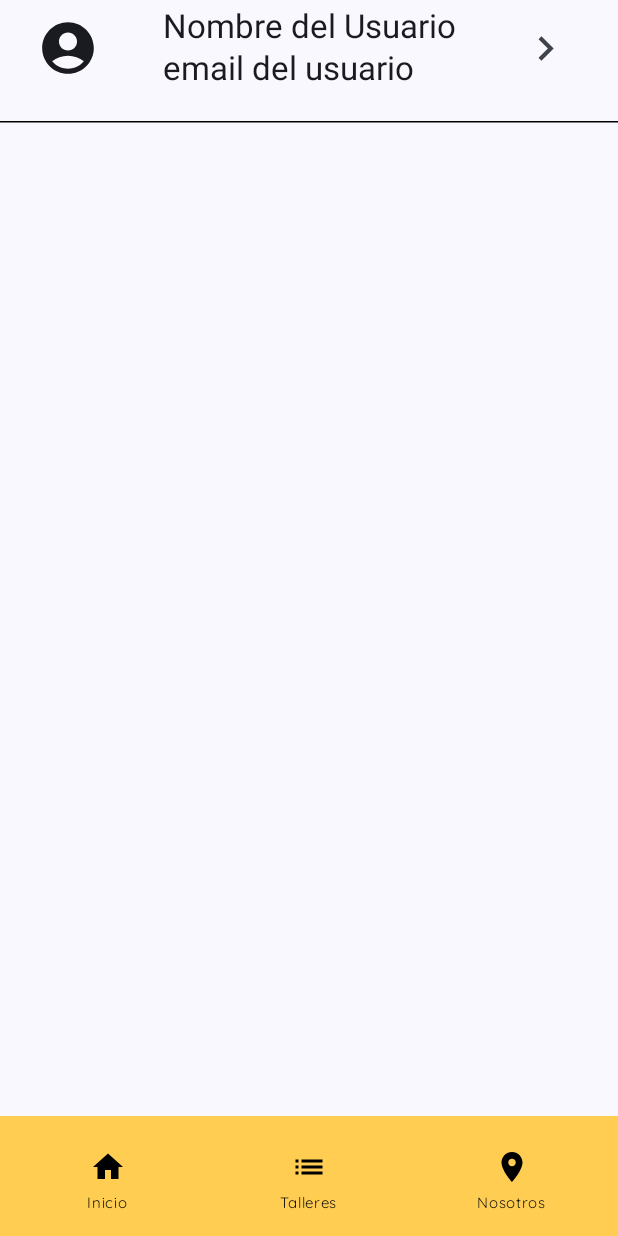
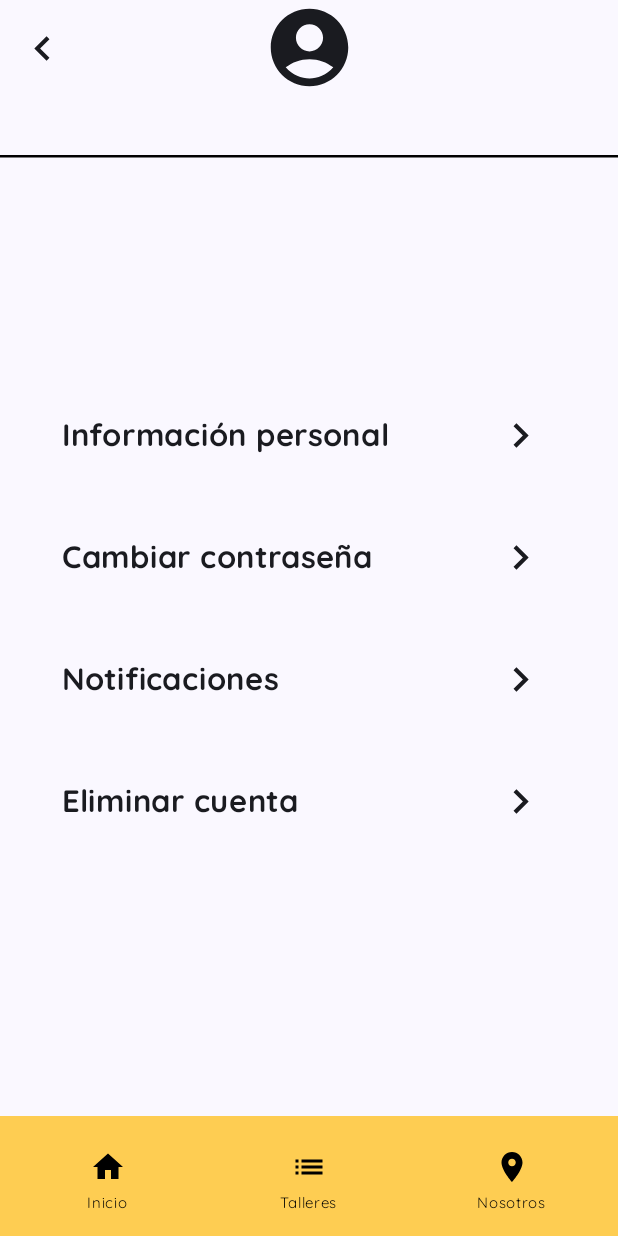
Before and after one commit to sdelalvDeveloper/app_android_griza, an Android app built with Jetpack Compose: the screen it shows after launch (MainActivity), after a tap on "Cuenta", on a phone screen of 412 x 824 dp. Run offline under Robolectric (Android 15) with nearby library versions, the phone set to English and light mode, and no system bars.

Commit message:
perfil y cuenta

```diff
--- a/app/src/main/java/com/sebasdelalv/proyecto_griza/core/navigation/NavigationWrapper.kt
+++ b/app/src/main/java/com/sebasdelalv/proyecto_griza/core/navigation/NavigationWrapper.kt
@@ -5,6 +5,7 @@ import androidx.navigation.compose.NavHost
 import androidx.navigation.compose.composable
 import androidx.navigation.compose.rememberNavController
 import com.sebasdelalv.proyecto_griza.ui.screens.cover.CoverScreen
+import com.sebasdelalv.proyecto_griza.ui.screens.cuenta.CuentaScreen
 import com.sebasdelalv.proyecto_griza.ui.screens.login.LoginScreen
 import com.sebasdelalv.proyecto_griza.ui.screens.login.LoginViewModel
 import com.sebasdelalv.proyecto_griza.ui.screens.menu.MenuScreen
@@ -30,11 +31,26 @@ fun NavigationWrapper(loginViewModel: LoginViewModel, signupViewModel: SignupVie
         }
 
         composable<Menu> {
-            MenuScreen(menuViewModel) { navController.navigate(Login) }
+            MenuScreen(
+                viewModel = menuViewModel,
+                navigateToLogin = { navController.navigate(Login) },
+                navigateToPerfil = { navController.navigate(Perfil) },
+                navigateToMenu = { navController.navigate(Menu) }
+            )
         }
 
         composable<Perfil> {
-            PerfilScreen()
+            PerfilScreen(
+                navigateToCuenta = { navController.navigate(Cuenta) },
+                navigateToMenu = { navController.navigate(Menu) }
+            )
+        }
+
+        composable<Cuenta> {
+            CuentaScreen(
+                navigateToPerfil = { navController.navigate(Perfil) },
+                navigateToMenu = { navController.navigate(Menu) }
+            )
         }
     }
 }
--- a/app/src/main/java/com/sebasdelalv/proyecto_griza/core/navigation/Screens.kt
+++ b/app/src/main/java/com/sebasdelalv/proyecto_griza/core/navigation/Screens.kt
@@ -17,3 +17,6 @@ object Menu
 
 @Serializable
 object Perfil
+
+@Serializable
+object Cuenta
--- /dev/null
+++ b/app/src/main/java/com/sebasdelalv/proyecto_griza/ui/screens/cuenta/CuentaScreen.kt
@@ -0,0 +1,104 @@
+package com.sebasdelalv.proyecto_griza.ui.screens.cuenta
+
+import androidx.compose.foundation.layout.Arrangement
+import androidx.compose.foundation.layout.Column
+import androidx.compose.foundation.layout.fillMaxSize
+import androidx.compose.foundation.layout.height
+import androidx.compose.foundation.layout.padding
+import androidx.compose.foundation.layout.size
+import androidx.compose.material.icons.Icons
+import androidx.compose.material.icons.automirrored.filled.KeyboardArrowLeft
+import androidx.compose.material.icons.filled.AccountCircle
+import androidx.compose.material3.CenterAlignedTopAppBar
+import androidx.compose.material3.ExperimentalMaterial3Api
+import androidx.compose.material3.HorizontalDivider
+import androidx.compose.material3.Icon
+import androidx.compose.material3.IconButton
+import androidx.compose.material3.Scaffold
+import androidx.compose.runtime.Composable
+import androidx.compose.ui.Alignment
+import androidx.compose.ui.Modifier
+import androidx.compose.ui.graphics.Color
+import androidx.compose.ui.platform.LocalConfiguration
+import androidx.compose.ui.unit.dp
+import com.sebasdelalv.proyecto_griza.utils.CuentaActionRow
+import com.sebasdelalv.proyecto_griza.utils.MyFooter
+
+@OptIn(ExperimentalMaterial3Api::class)
+@Composable
+fun CuentaScreen(
+    navigateToPerfil: () -> Unit,
+    navigateToMenu: () ->Unit
+) {
+    val screenWidth = LocalConfiguration.current.screenWidthDp
+
+    Scaffold(
+        topBar = {
+            CenterAlignedTopAppBar(
+                modifier = Modifier.height((screenWidth * 0.25f).dp),
+                title = {
+                    Icon(
+                        imageVector = Icons.Default.AccountCircle,
+                        contentDescription = "Perfil",
+                        modifier = Modifier
+                            .size((screenWidth * 0.15f).dp)
+                    )
+                },
+                navigationIcon = {
+                    IconButton(
+                        onClick = {
+                            navigateToPerfil()
+                        },
+                        modifier = Modifier.padding(end = (screenWidth * 0.05f).dp)
+                    ) {
+                        Icon(
+                            Icons.AutoMirrored.Filled.KeyboardArrowLeft,
+                            contentDescription = "Cuenta",
+                            modifier = Modifier.size((screenWidth * 0.08f).dp)
+                        )
+                    }
+                }
+            )
+        },
+        bottomBar = {
+            MyFooter(navigateToMenu)
+        }
+    ) { innerPadding ->
+        HorizontalDivider(
+            color = Color.Black,
+            thickness = (screenWidth * 0.004f).dp,
+            modifier = Modifier.padding(innerPadding)
+        )
+        Column(
+            modifier = Modifier
+                .fillMaxSize(),
+            horizontalAlignment = Alignment.CenterHorizontally,
+            verticalArrangement = Arrangement.Center
+        ) {
+
+            CuentaActionRow(
+                "Información personal",
+                "info personal",
+                screenWidth
+            )
+
+            CuentaActionRow(
+                "Cambiar contraseña",
+                "cambiar password",
+                screenWidth
+            )
+
+            CuentaActionRow(
+                "Notificaciones",
+                "notificaciones",
+                screenWidth
+            )
+
+            CuentaActionRow(
+                "Eliminar cuenta",
+                "eliminar cuenta",
+                screenWidth
+            )
+        }
+    }
+}
--- a/app/src/main/java/com/sebasdelalv/proyecto_griza/ui/screens/login/LoginScreen.kt
+++ b/app/src/main/java/com/sebasdelalv/proyecto_griza/ui/screens/login/LoginScreen.kt
@@ -5,6 +5,7 @@ import androidx.compose.foundation.Image
 import androidx.compose.foundation.background
 import androidx.compose.foundation.layout.Arrangement
 import androidx.compose.foundation.layout.Column
+import androidx.compose.foundation.layout.Row
 import androidx.compose.foundation.layout.Spacer
 import androidx.compose.foundation.layout.fillMaxHeight
 import androidx.compose.foundation.layout.fillMaxSize
@@ -117,7 +118,7 @@ fun LoginScreen(viewModel: LoginViewModel, navigateToSignup:()-> Unit) {
                         text = "Registrarme",
                         fontFamily = Quicksand,
                         fontWeight = FontWeight.Bold,
-                        fontSize = (screenWidth * 0.04f).sp
+                        fontSize = (screenWidth * 0.15f).sp
                     )
                 }
             }
--- a/app/src/main/java/com/sebasdelalv/proyecto_griza/ui/screens/menu/MenuScreen.kt
+++ b/app/src/main/java/com/sebasdelalv/proyecto_griza/ui/screens/menu/MenuScreen.kt
@@ -35,7 +35,9 @@ import com.sebasdelalv.proyecto_griza.utils.MyFooter
 @Composable
 fun MenuScreen(
     viewModel: MenuViewModel,
-    navigateToLogin: () -> Unit
+    navigateToLogin: () -> Unit,
+    navigateToPerfil: () -> Unit,
+    navigateToMenu: () -> Unit
 ) {
     val context = LocalContext.current
     val sessionManager = remember { SessionManager(context) }
@@ -65,7 +67,6 @@ fun MenuScreen(
                                 modifier = Modifier.size(screenWidth * 0.08f)
                             )
                         }
-
                         DropdownMenu(
                             expanded = expanded,
                             onDismissRequest = { expanded = false }
@@ -74,7 +75,7 @@ fun MenuScreen(
                                 text = { Text("Perfil") },
                                 onClick = {
                                     expanded = false
-                                    // Acción: navegar al perfil
+                                    navigateToPerfil()
                                 }
                             )
                             DropdownMenuItem(
@@ -100,7 +101,7 @@ fun MenuScreen(
             )
         },
         bottomBar = {
-            MyFooter() // Puedes poner tu footer aquí
+            MyFooter(navigateToMenu)
         }
     ) { innerPadding ->
         Column(
@@ -108,10 +109,7 @@ fun MenuScreen(
                 .fillMaxSize()
                 .padding(innerPadding)
         ) {
-            Spacer(modifier = Modifier.weight(0.1f))
             CarruselDeImagenes(imagenes, screenWidth * 0.6f)
-            Spacer(modifier = Modifier.weight(0.1f))
         }
     }
-
 }
--- a/app/src/main/java/com/sebasdelalv/proyecto_griza/ui/screens/perfil/PerfilScreen.kt
+++ b/app/src/main/java/com/sebasdelalv/proyecto_griza/ui/screens/perfil/PerfilScreen.kt
@@ -1,13 +1,20 @@
 package com.sebasdelalv.proyecto_griza.ui.screens.perfil
 
+import androidx.compose.foundation.background
+import androidx.compose.foundation.border
 import androidx.compose.foundation.layout.Arrangement
 import androidx.compose.foundation.layout.Column
+import androidx.compose.foundation.layout.Row
+import androidx.compose.foundation.layout.Spacer
 import androidx.compose.foundation.layout.fillMaxSize
+import androidx.compose.foundation.layout.fillMaxWidth
+import androidx.compose.foundation.layout.height
 import androidx.compose.foundation.layout.padding
 import androidx.compose.foundation.layout.size
+import androidx.compose.foundation.shape.RoundedCornerShape
 import androidx.compose.material.icons.Icons
+import androidx.compose.material.icons.automirrored.filled.KeyboardArrowRight
 import androidx.compose.material.icons.filled.AccountCircle
-import androidx.compose.material.icons.filled.KeyboardArrowRight
 import androidx.compose.material3.CenterAlignedTopAppBar
 import androidx.compose.material3.ExperimentalMaterial3Api
 import androidx.compose.material3.HorizontalDivider
@@ -18,25 +25,34 @@ import androidx.compose.material3.Text
 import androidx.compose.runtime.Composable
 import androidx.compose.ui.Alignment
 import androidx.compose.ui.Modifier
+import androidx.compose.ui.draw.clip
 import androidx.compose.ui.graphics.Color
 import androidx.compose.ui.platform.LocalConfiguration
+import androidx.compose.ui.text.font.FontWeight
 import androidx.compose.ui.unit.dp
+import androidx.compose.ui.unit.sp
+import com.sebasdelalv.proyecto_griza.ui.theme.Principal
+import com.sebasdelalv.proyecto_griza.ui.theme.Quicksand
 import com.sebasdelalv.proyecto_griza.utils.MyFooter
+import com.sebasdelalv.proyecto_griza.utils.PerfilActionRow
 
 @OptIn(ExperimentalMaterial3Api::class)
 @Composable
-fun PerfilScreen() {
-    val screenWidth = LocalConfiguration.current.screenWidthDp.dp
+fun PerfilScreen(
+    navigateToCuenta: () ->Unit,
+    navigateToMenu: () ->Unit
+) {
+    val screenWidth = LocalConfiguration.current.screenWidthDp
 
     Scaffold(
         topBar = {
             CenterAlignedTopAppBar(
                 title = {
-                    Column(verticalArrangement = Arrangement.Center,
+                    Column(
+                        verticalArrangement = Arrangement.Center,
                         horizontalAlignment = Alignment.Start
                     ) {
                         Text("Nombre del Usuario")
-                        Text("email del usuario ")
                     }
                 },
                 navigationIcon = {
@@ -44,40 +60,98 @@ fun PerfilScreen() {
                         imageVector = Icons.Default.AccountCircle,
                         contentDescription = "Perfil",
                         modifier = Modifier
-                            .size(screenWidth * 0.15f)
-                            .padding(start = screenWidth * 0.05f)
+                            .size((screenWidth * 0.15f).dp)
+                            .padding(start = (screenWidth * 0.05f).dp)
                     )
                 },
                 actions= {
                     IconButton(
                         onClick = {
-                            // Navegar a la cuenta
+                            navigateToCuenta()
                         },
-                        modifier = Modifier.padding(end = screenWidth * 0.05f)
+                        modifier = Modifier.padding(end = (screenWidth * 0.05f).dp)
                     ) {
                         Icon(
-                            Icons.Default.KeyboardArrowRight,
+                            Icons.AutoMirrored.Filled.KeyboardArrowRight,
                             contentDescription = "Cuenta",
-                            modifier = Modifier.size(screenWidth * 0.08f)
+                            modifier = Modifier.size((screenWidth * 0.08f).dp)
                         )
                     }
                 }
             )
-
         },
         bottomBar = {
-            MyFooter()
+            MyFooter(navigateToMenu)
         }
     ) { innerPadding ->
+        HorizontalDivider(
+            color = Color.Black,
+            thickness = (screenWidth * 0.004f).dp,
+            modifier = Modifier.padding(innerPadding)
+        )
         Column(
             modifier = Modifier
-                .fillMaxSize()
-                .padding(innerPadding)
+                .fillMaxSize(),
+            horizontalAlignment = Alignment.CenterHorizontally,
+            verticalArrangement = Arrangement.Center
         ){
-            HorizontalDivider(
-                color = Color.Black,
-                thickness = 1.dp,
-                modifier = Modifier.padding(top = screenWidth * 0.04f)
+
+            Row(
+               modifier = Modifier
+                   .fillMaxWidth()
+                   .height((screenWidth * 0.4f).dp)
+                   .padding((screenWidth * 0.05f).dp)
+                   .clip(RoundedCornerShape(12.dp)) // recorta fondo y contenido
+                   .background(Principal) // fondo dentro del clip
+                   .border(
+                       width = 1.dp,
+                       color = Color.Black,
+                       shape = RoundedCornerShape(12.dp)
+                   ),
+                verticalAlignment = Alignment.CenterVertically,
+                horizontalArrangement = Arrangement.SpaceEvenly
+            ){
+                Text(
+                    text = "Próxima cita",
+                    fontFamily = Quicksand,
+                    fontWeight = FontWeight.Bold,
+                    fontSize = (screenWidth * 0.06f).sp
+                )
+                Column(
+                    horizontalAlignment = Alignment.CenterHorizontally
+                ) {
+                    Text(
+                        text = "Día",
+                        fontFamily = Quicksand,
+                        fontWeight = FontWeight.Bold,
+                        fontSize = (screenWidth * 0.03f).sp
+                    )
+                    Text(
+                        text = "Mes",
+                        fontFamily = Quicksand,
+                        fontWeight = FontWeight.Bold,
+                        fontSize = (screenWidth * 0.03f).sp
+                    )
+                    Spacer(modifier = Modifier.height(4.dp)) // Pequeña separación
+                    Text(
+                        text = "Hora",
+                        fontFamily = Quicksand,
+                        fontWeight = FontWeight.Bold,
+                        fontSize = (screenWidth * 0.03f).sp
+                    )
+                }
+            }
+
+            PerfilActionRow(
+                "Reservas",
+                "reservas",
+                screenWidth
+            )
+
+            PerfilActionRow(
+                "Saldo",
+                "saldo",
+                screenWidth
             )
         }
     }
--- /dev/null
+++ b/app/src/main/java/com/sebasdelalv/proyecto_griza/ui/screens/perfil/PerfilViewModel.kt
@@ -0,0 +1,36 @@
+package com.sebasdelalv.proyecto_griza.ui.screens.perfil
+
+import androidx.lifecycle.ViewModel
+import androidx.lifecycle.viewModelScope
+import kotlinx.coroutines.flow.MutableStateFlow
+import kotlinx.coroutines.flow.StateFlow
+import kotlinx.coroutines.flow.asStateFlow
+
+class PerfilViewModel(
+   // private val api: PerfilApi
+) : ViewModel() {
+/*
+    private val _uiState = MutableStateFlow(PerfilUiState(loading = true))
+    val uiState: StateFlow<PerfilUiState> = _uiState.asStateFlow()
+
+    init {
+        viewModelScope.launch {
+            _uiState.value = PerfilUiState(loading = true)
+            runCatching {
+                api.getProximaCita()
+            }.onSuccess { dto ->
+                _uiState.value = PerfilUiState(
+                    loading = false,
+                    dia = dto.dia,
+                    mes = dto.mes,
+                    hora = dto.hora
+                )
+            }.onFailure { err ->
+                _uiState.value = PerfilUiState(
+                    loading = false,
+                    error = err.localizedMessage ?: "Error desconocido"
+                )
+            }
+        }
+    }*/
+}
--- /dev/null
+++ b/app/src/main/java/com/sebasdelalv/proyecto_griza/utils/CuentaActionRow.kt
@@ -0,0 +1,55 @@
+package com.sebasdelalv.proyecto_griza.utils
+
+import androidx.compose.foundation.layout.Arrangement
+import androidx.compose.foundation.layout.Row
+import androidx.compose.foundation.layout.fillMaxWidth
+import androidx.compose.foundation.layout.padding
+import androidx.compose.foundation.layout.size
+import androidx.compose.material.icons.Icons
+import androidx.compose.material.icons.automirrored.filled.KeyboardArrowRight
+import androidx.compose.material3.Icon
+import androidx.compose.material3.IconButton
+import androidx.compose.material3.Text
+import androidx.compose.runtime.Composable
+import androidx.compose.ui.Alignment
+import androidx.compose.ui.Modifier
+import androidx.compose.ui.text.font.FontWeight
+import androidx.compose.ui.unit.dp
+import androidx.compose.ui.unit.sp
+import com.sebasdelalv.proyecto_griza.ui.theme.Quicksand
+
+@Composable
+fun CuentaActionRow(
+    label: String,
+    description: String,
+    screenWidth: Int,
+    /*onClick: () -> Unit*/
+) {
+    Row(
+        modifier = Modifier
+            .fillMaxWidth()
+            .padding(
+                vertical = (screenWidth * 0.04f).dp,
+                horizontal = (screenWidth * 0.1f).dp
+            ),
+        verticalAlignment = Alignment.CenterVertically,
+        horizontalArrangement = Arrangement.SpaceBetween
+    ) {
+        Text(
+            text = label,
+            fontFamily = Quicksand,
+            fontWeight = FontWeight.Bold,
+            fontSize = (screenWidth * 0.05f).sp
+        )
+        IconButton(
+            onClick = {/*navegacion*/},
+            modifier = Modifier.padding(start = (screenWidth * 0.05f).dp)
+        ) {
+            Icon(
+                Icons.AutoMirrored.Filled.KeyboardArrowRight,
+                contentDescription = description,
+                modifier = Modifier.size((screenWidth * 0.08f).dp)
+            )
+        }
+    }
+}
--- a/app/src/main/java/com/sebasdelalv/proyecto_griza/utils/Footer.kt
+++ b/app/src/main/java/com/sebasdelalv/proyecto_griza/utils/Footer.kt
@@ -12,14 +12,16 @@ import androidx.compose.ui.graphics.Color
 import com.sebasdelalv.proyecto_griza.ui.theme.Principal
 
 @Composable
-fun MyFooter() {
+fun MyFooter(
+    navigateToMenu: () -> Unit
+) {
     BottomAppBar(
         containerColor = Principal,
         contentColor = Color.Black,
         modifier = Modifier.fillMaxWidth(),
         content = {
             IconNavigation(
-                onClick = { /* Navegar a Inicio */ },
+                onClick = { navigateToMenu() },
                 modifier = Modifier.weight(1f),
                 icon = Icons.Default.Home,
                 text = "Inicio"
@@ -33,7 +35,7 @@ fun MyFooter() {
             )
 
             IconNavigation(
-                onClick = { /* Navegar a Perfil */ },
+                onClick = { /* Navegar a nosotros*/ },
                 modifier = Modifier.weight(1f),
                 icon = Icons.Default.Place,
                 text = "Nosotros"
--- /dev/null
+++ b/app/src/main/java/com/sebasdelalv/proyecto_griza/utils/PerfilActionRow.kt
@@ -0,0 +1,55 @@
+package com.sebasdelalv.proyecto_griza.utils
+
+import androidx.compose.foundation.layout.Arrangement
+import androidx.compose.foundation.layout.Row
+import androidx.compose.foundation.layout.fillMaxWidth
+import androidx.compose.foundation.layout.padding
+import androidx.compose.foundation.layout.size
+import androidx.compose.material.icons.Icons
+import androidx.compose.material.icons.automirrored.filled.KeyboardArrowRight
+import androidx.compose.material3.Icon
+import androidx.compose.material3.IconButton
+import androidx.compose.material3.Text
+import androidx.compose.runtime.Composable
+import androidx.compose.ui.Alignment
+import androidx.compose.ui.Modifier
+import androidx.compose.ui.text.font.FontWeight
+import androidx.compose.ui.unit.dp
+import androidx.compose.ui.unit.sp
+import com.sebasdelalv.proyecto_griza.ui.theme.Quicksand
+
+@Composable
+fun PerfilActionRow(
+    label: String,
+    description: String,
+    screenWidth: Int,
+    /*onClick: () -> Unit*/
+) {
+    Row(
+        modifier = Modifier
+            .fillMaxWidth()
+            .padding(
+                vertical = (screenWidth * 0.02f).dp,
+                horizontal = (screenWidth * 0.2f).dp
+            ),
+        verticalAlignment = Alignment.CenterVertically,
+        horizontalArrangement = Arrangement.SpaceBetween
+    ) {
+        Text(
+            text = label,
+            fontFamily = Quicksand,
+            fontWeight = FontWeight.Bold,
+            fontSize = (screenWidth * 0.05f).sp
+        )
+        IconButton(
+            onClick = {/*navegacion*/},
+            modifier = Modifier.padding(start = (screenWidth * 0.05f).dp)
+        ) {
+            Icon(
+                Icons.AutoMirrored.Filled.KeyboardArrowRight,
+                contentDescription = description,
+                modifier = Modifier.size((screenWidth * 0.08f).dp)
+            )
+        }
+    }
+}
--- a/app/src/main/java/com/sebasdelalv/proyecto_griza/utils/SliceImages.kt
+++ b/app/src/main/java/com/sebasdelalv/proyecto_griza/utils/SliceImages.kt
@@ -17,26 +17,22 @@ import kotlinx.coroutines.delay
 
 @Composable
 fun CarruselDeImagenes(imagenes: List<Int>, height: Dp) {
-    // Añadir una imagen duplicada al final para bucle visual
-    val loopedImages = remember { imagenes + imagenes.first() }
-
     val pagerState = rememberPagerState(
-        initialPage = 0,
-        pageCount = { loopedImages.size }
+        initialPage = 0,  // Empezamos en la primera imagen
+        pageCount = {imagenes.size}  // Número total de imágenes
     )
 
+    // Deslizar automáticamente cada 4 segundos
     LaunchedEffect(pagerState) {
         while (true) {
-            delay(4000)
-            val nextPage = pagerState.currentPage + 1
+            delay(4000)  // Espera 4 segundos antes de avanzar
+            val nextPage = pagerState.currentPage + 1  // Avanza a la siguiente página
 
-            if (nextPage < loopedImages.size) {
-                pagerState.animateScrollToPage(nextPage)
-            }
-
-            // Si llega al final, salta sin animación a la primera
-            if (nextPage == loopedImages.lastIndex) {
-                pagerState.scrollToPage(0)
+            if (nextPage < imagenes.size) {
+                pagerState.animateScrollToPage(nextPage)  // Avanza con animación
+            } else {
+                // Cuando lleguemos al final, ir a la primera imagen sin animación
+                pagerState.scrollToPage(0)  // Cambia sin animación
             }
         }
     }
@@ -49,7 +45,7 @@ fun CarruselDeImagenes(imagenes: List<Int>, height: Dp) {
                 .height(height)
         ) { page ->
             Image(
-                painter = painterResource(id = loopedImages[page]),
+                painter = painterResource(id = imagenes[page]),
                 contentDescription = "Imagen $page",
                 contentScale = ContentScale.Fit,
                 modifier = Modifier
```
